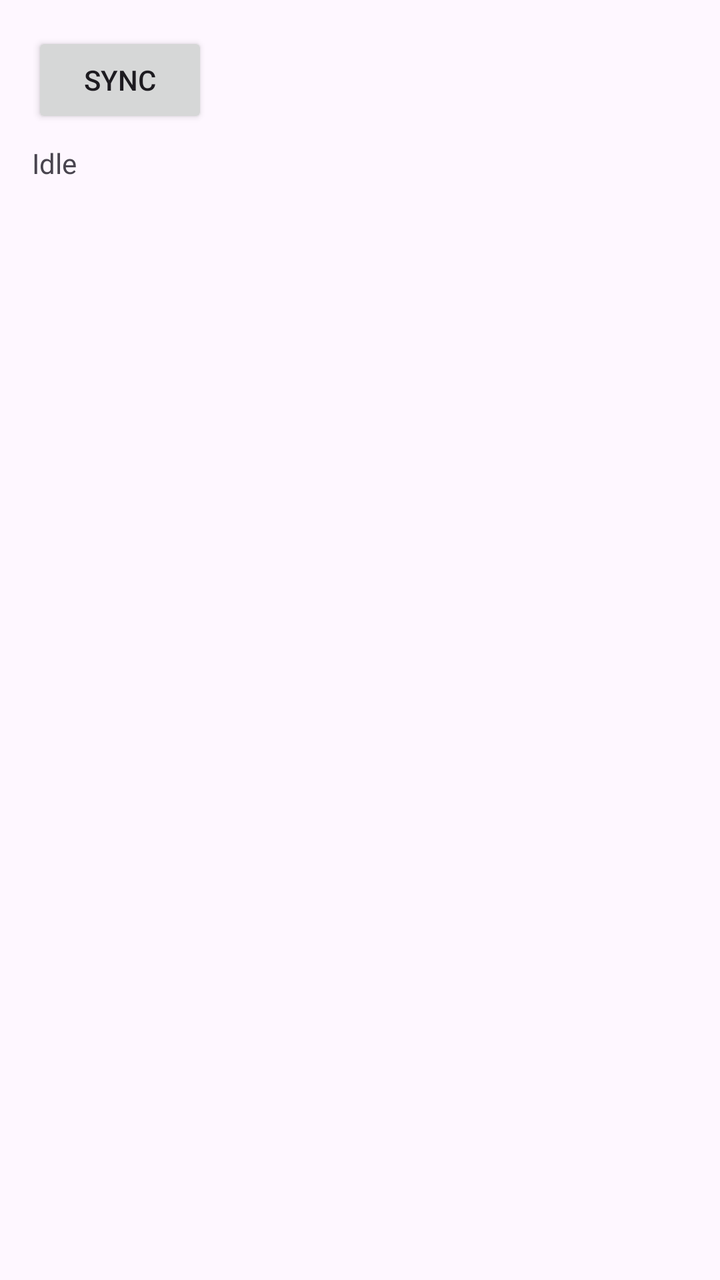
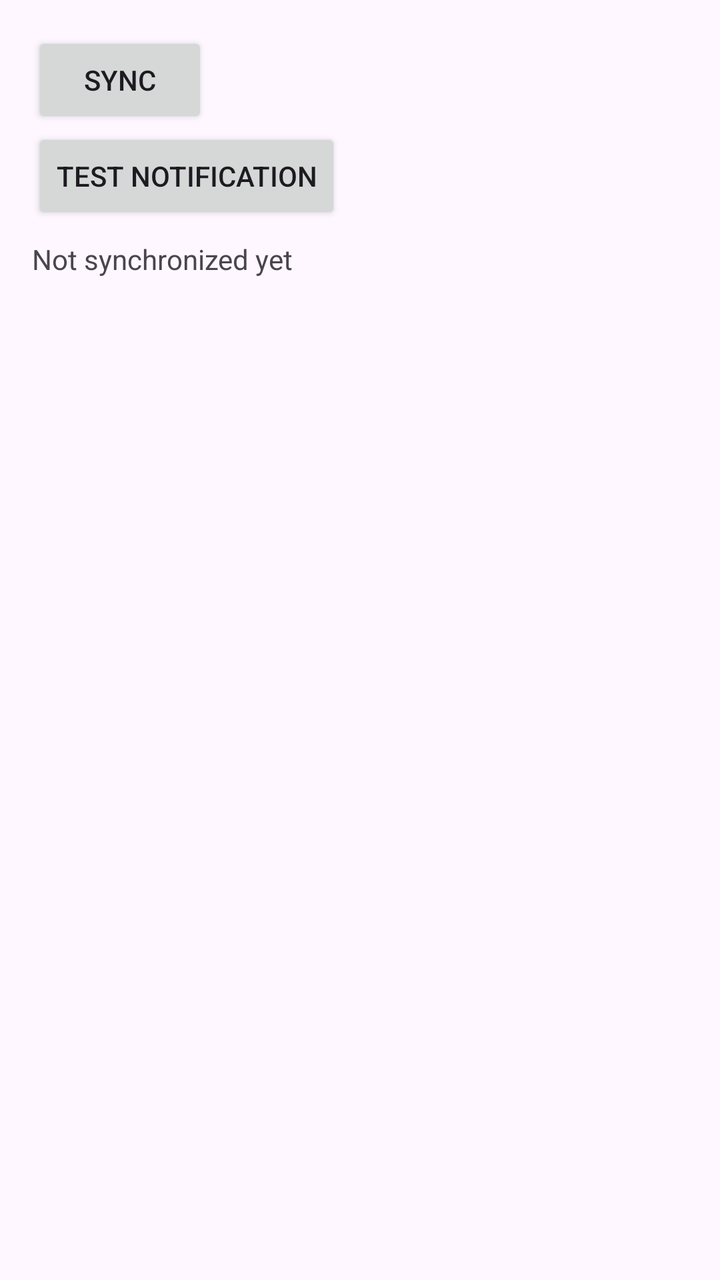

Two renders of the same Android screen: before a commit and after it. Below are the layout's source before the change and the commit's diff.
<!-- AndroidManifest.xml: application theme Theme.steamdealsalert -->
<!-- res/layout/activity_main.xml -->
<?xml version="1.0" encoding="utf-8"?>
<LinearLayout xmlns:android="http://schemas.android.com/apk/res/android"
    android:layout_width="match_parent"
    android:layout_height="match_parent"
    android:orientation="vertical"
    android:padding="16dp">

    <Button
        android:id="@+id/btnSync"
        android:layout_width="wrap_content"
        android:layout_height="wrap_content"
        android:text="@string/btn_sync" />

    <TextView
        android:id="@+id/tvStatus"
        android:layout_width="match_parent"
        android:layout_height="wrap_content"
        android:layout_marginTop="8dp"
        android:text="@string/status_idle" />

    <ScrollView
        android:layout_width="match_parent"
        android:layout_height="0dp"
        android:layout_marginTop="12dp"
        android:layout_weight="1">

        <TextView
            android:id="@+id/tvDeals"
            android:layout_width="match_parent"
            android:layout_height="wrap_content"
            android:textIsSelectable="true" />
    </ScrollView>

</LinearLayout>
<!-- resources referenced by this layout -->
<resources>
  <string name="btn_sync">Sync</string>
  <string name="status_idle">Idle</string>
  <style name="Theme.steamdealsalert" parent="Theme.Material3.DayNight" />
</resources>

<!-- the commit's change to res/layout/activity_main.xml (unified diff, before → after) -->
@@ -10,6 +10,12 @@
         android:layout_width="wrap_content"
         android:layout_height="wrap_content"
         android:text="@string/btn_sync" />
+
+    <Button
+        android:id="@+id/btnTestNotif"
+        android:layout_width="wrap_content"
+        android:layout_height="wrap_content"
+        android:text="@string/btn_test_notif" />
 
     <TextView
         android:id="@+id/tvStatus"
<!-- resource entries referenced after the edit -->
@@ -1,7 +1,8 @@
 <!-- resources referenced by this layout -->
 <resources>
   <string name="btn_sync">Sync</string>
-  <string name="status_idle">Idle</string>
-  <style name="Theme.steamdealsalert" parent="Theme.Material3.DayNight" />
+  <string name="btn_test_notif">Test Notification</string>
+  <string name="status_idle">Not synchronized yet</string>
+  <style name="Theme.SteamDealsAlert" parent="Theme.Material3.DayNight" />
 </resources>
 
